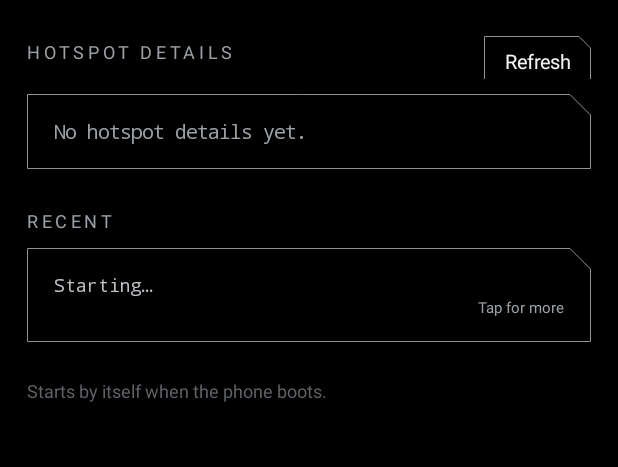
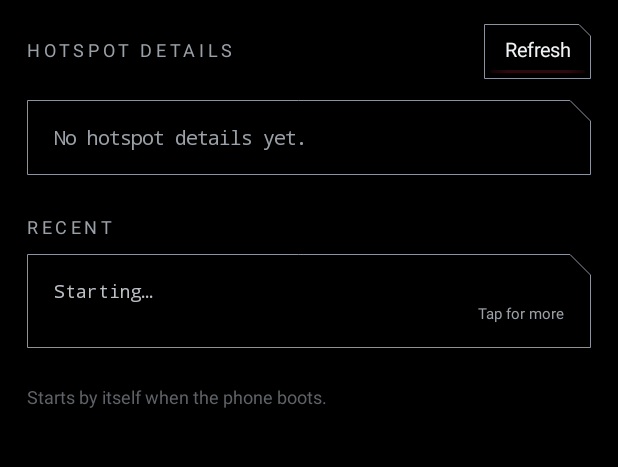
Before and after one commit to vlad8110/AutoBridge, an Android app: the screen it shows after launch (MainActivity), after a tap on "Send log", on a phone screen of 412 x 824 dp, the part 463-930 px from its top. Run offline under Robolectric (Android 15) with nearby library versions, the phone set to English and light mode, and no system bars; Roboto replaces fonts that are not available here.

Commit message:
eq: empty Custom slot is Flat, save on hold with buzz/chime/blink; phone: shutter/chime and buzz when saved; Refresh not clipped

```diff
--- a/phone/src/main/AndroidManifest.xml
+++ b/phone/src/main/AndroidManifest.xml
@@ -2,6 +2,7 @@
 <manifest xmlns:android="http://schemas.android.com/apk/res/android">
 
     <uses-permission android:name="android.permission.INTERNET" />
+    <uses-permission android:name="android.permission.VIBRATE" />
     <!-- Shows the connected hotspot's name, BSSID and channel; Android requires location for that. -->
     <uses-permission android:name="android.permission.ACCESS_WIFI_STATE" />
     <uses-permission android:name="android.permission.ACCESS_COARSE_LOCATION" />
--- a/phone/src/main/java/dev/autobridge/phone/MainActivity.kt
+++ b/phone/src/main/java/dev/autobridge/phone/MainActivity.kt
@@ -95,9 +95,9 @@ class MainActivity : Activity() {
 
             addView(section("TRUCK"))
             addView(LinearLayout(context).apply {
-                addView(button("Send log") { ask(RelayService::requestLog, "Asked the truck; the log arrives in a few seconds") },
+                addView(button("Send log") { ask(RelayService::requestLog) },
                     LinearLayout.LayoutParams(0, -2, 1f))
-                addView(button("Screenshot") { ask(RelayService::requestScreenshot, "Asked the truck; the screenshot arrives in a few seconds") },
+                addView(button("Screenshot") { ask(RelayService::requestScreenshot) },
                     LinearLayout.LayoutParams(0, -2, 1f).apply { marginStart = dp(10) })
             })
             addView(LinearLayout(context).apply {
@@ -107,10 +107,10 @@ class MainActivity : Activity() {
             }, lp(10))
 
             addView(LinearLayout(context).apply {
-                gravity = Gravity.CENTER_VERTICAL
+                gravity = Gravity.BOTTOM  // the button sits on the heading's line, whole, with clear space above the box
                 addView(section("HOTSPOT DETAILS"), LinearLayout.LayoutParams(0, -2, 1f))
-                addView(button("Refresh", small = true) { showWifi() }, LinearLayout.LayoutParams(-2, -2).apply { topMargin = dp(16) })
-            }, LinearLayout.LayoutParams(-1, -2).apply { bottomMargin = dp(10) })
+                addView(button("Refresh", small = true) { showWifi() }, LinearLayout.LayoutParams(-2, -2))
+            }, LinearLayout.LayoutParams(-1, -2).apply { bottomMargin = dp(14) })
             addView(panel(detailsText))
 
             addView(section("RECENT"))
@@ -131,9 +131,9 @@ class MainActivity : Activity() {
         RelayService.start(this)
     }
 
-    private fun ask(request: () -> Boolean, ok: String) = Thread {
-        val sent = request()
-        runOnUiThread { Toast.makeText(this, if (sent) ok else "The truck isn't connected to this phone", Toast.LENGTH_SHORT).show() }
+    /** Success is told when the file is saved (shutter or chime and a buzz, from the relay); only a failure needs words. */
+    private fun ask(request: () -> Boolean) = Thread {
+        if (!request()) runOnUiThread { Toast.makeText(this, "The truck isn't connected to this phone", Toast.LENGTH_SHORT).show() }
     }.start()
 
     override fun onRequestPermissionsResult(requestCode: Int, permissions: Array<out String>, grantResults: IntArray) = showWifi()
```
Also changed, not shown: app/src/main/java/dev/autobridge/EqPanel.kt (+14 -6 lines), phone/src/main/java/dev/autobridge/phone/RelayService.kt (+13 -0 lines), 1 other file.
